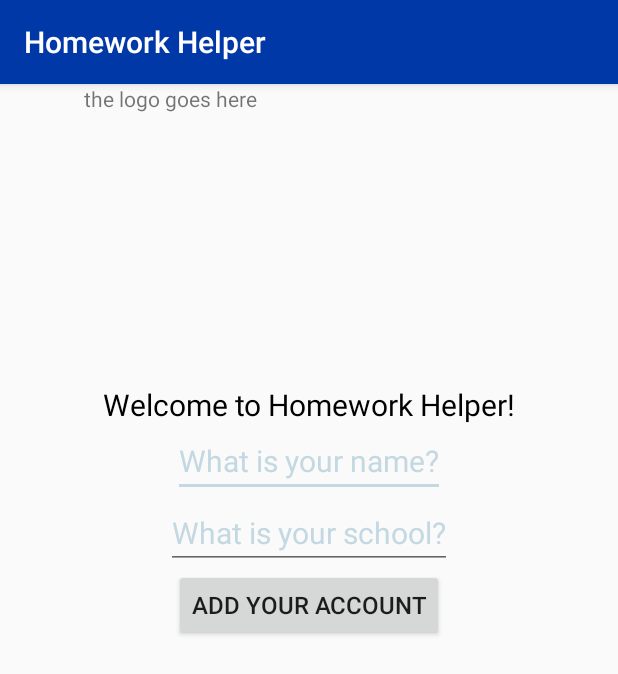
After one commit to ba2364/FinalProject-BenjaminARachelM, an Android app: the NewStudent screen opened directly, with no data from a screen before it, on a phone screen of 412 x 824 dp. The commit adds this screen. Shown: the top 674 px of the screen. Run offline under Robolectric (Android 15) with nearby library versions, the phone set to English and light mode, and no system bars.

Commit message:
added newStudent activity

```diff
--- a/app/build.gradle
+++ b/app/build.gradle
@@ -25,10 +25,10 @@ dependencies {
         exclude group: 'com.android.support', module: 'support-annotations'
     })
     compile 'com.android.support:appcompat-v7:25.3.1'
-    compile 'com.android.support.constraint:constraint-layout:1.0.1'
     compile 'com.google.firebase:firebase-auth:10.2.1'
     compile 'com.google.firebase:firebase-core:10.2.1'
     compile 'com.google.firebase:firebase-database:10.2.1'
     testCompile 'junit:junit:4.12'
+    compile 'com.android.support.constraint:constraint-layout:1.0.2'
 }
 apply plugin: 'com.google.gms.google-services'
--- a/app/src/main/AndroidManifest.xml
+++ b/app/src/main/AndroidManifest.xml
@@ -9,16 +9,15 @@
         android:roundIcon="@mipmap/ic_launcher_round"
         android:supportsRtl="true"
         android:theme="@style/main">
-        <activity
-            android:name=".MakeAssignment">
+        <activity android:name=".MakeAssignment">
             <intent-filter>
-                <action  android:name="android.intent.action.MAIN"/>
+                <action android:name="android.intent.action.MAIN" />
 
                 <category android:name="android.intent.category.LAUNCHER" />
             </intent-filter>
         </activity>
-        <activity
-            android:name=".LogInScreen"></activity>
+        <activity android:name=".LogInScreen" />
+        <activity android:name=".NewStudent"></activity>
     </application>
 
 </manifest>
--- /dev/null
+++ b/app/src/main/java/com/ba2364/finalproject_benjaminarachelm/NewStudent.java
@@ -0,0 +1,13 @@
+package com.ba2364.finalproject_benjaminarachelm;
+
+import android.support.v7.app.AppCompatActivity;
+import android.os.Bundle;
+
+public class NewStudent extends AppCompatActivity {
+
+    @Override
+    protected void onCreate(Bundle savedInstanceState) {
+        super.onCreate(savedInstanceState);
+        setContentView(R.layout.activity_new_student);
+    }
+}
--- /dev/null
+++ b/app/src/main/res/layout/activity_new_student.xml
@@ -0,0 +1,34 @@
+<?xml version="1.0" encoding="utf-8"?>
+<LinearLayout xmlns:android="http://schemas.android.com/apk/res/android"
+    xmlns:tools="http://schemas.android.com/tools"
+    android:layout_width="match_parent"
+    android:layout_height="match_parent"
+    android:orientation="vertical"
+    tools:context="com.ba2364.finalproject_benjaminarachelm.NewStudent">
+
+    <TextView
+        android:layout_width="300dp"
+        android:layout_height="200dp"
+        android:layout_gravity="center"
+        android:text="the logo goes here" />
+
+    <TextView
+        style="@style/TextViewStyle"
+        android:text="@string/welcome" />
+
+    <EditText
+        android:id="@+id/namePrompt"
+        style="@style/EditWelcomeStyle"
+        android:hint="@string/newStudentName" />
+
+    <EditText
+        android:id="@+id/schoolPrompt"
+        style="@style/EditWelcomeStyle"
+        android:hint="@string/newStudentSchool" />
+
+    <Button
+        android:id="@+id/newAccountButton"
+        style="@style/ButtonStyle"
+        android:onClick="toUserManage"
+        android:text="@string/newStudentMaker" />
+</LinearLayout>
--- a/app/src/main/res/values/strings.xml
+++ b/app/src/main/res/values/strings.xml
@@ -10,4 +10,7 @@
     <string name="pwpromt" topic="pwpromt">Password</string>
     <string name="enter" topic="enter">Enter</string>
     <string name="makeNew" topic="makeNew">New Student?</string>
+    <string name="newStudentMaker" topic="newStudentMaker">Add Your Account</string>
+    <string name="newStudentName" topic="newStudentName">What is your name?</string>
+    <string name="newStudentSchool" topic="newStudentSchool">What is your school?</string>
 </resources>
--- a/app/src/main/res/values/styles.xml
+++ b/app/src/main/res/values/styles.xml
@@ -31,7 +31,7 @@
     </style>
 
     <style name="ButtonStyle" topic="ButtonStyle">
-        <item name="android:layout_width" topic="android:layout_width">150sp</item>
+        <item name="android:layout_width" topic="android:layout_width">180sp</item>
         <item name="android:layout_height" topic="android:layout_height">wrap_content</item>
         <item name="android:layout_gravity" topic="android:layout_gravity">center</item>
         <item name="android:padding" topic="android:padding">5dp</item>
```
